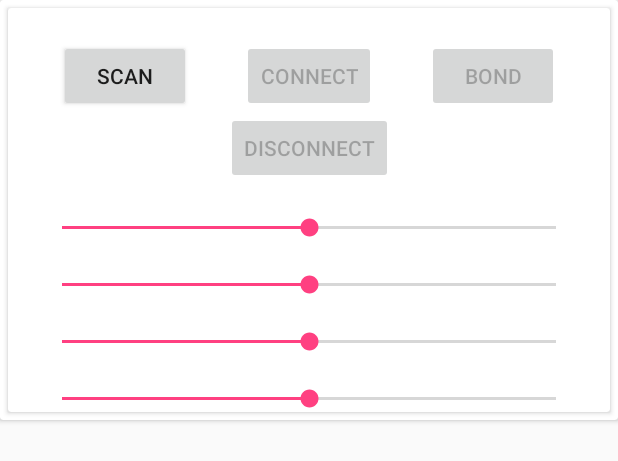
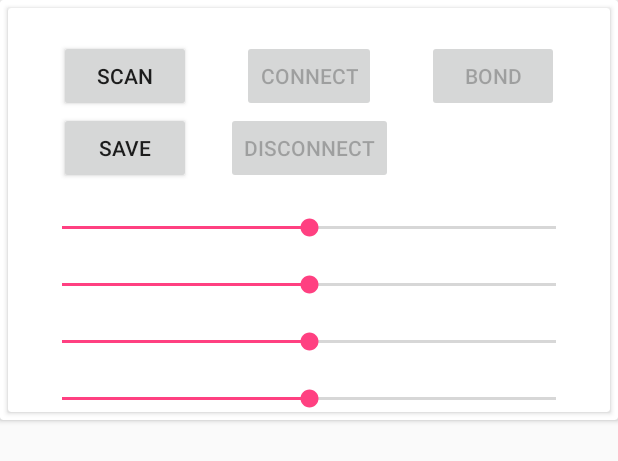
Before and after one commit to kaygenzo/HexProtocols, an Android app: the layout item_adapter_minger.xml on its own in the app's theme, with its tools: preview values and no code run, on a phone screen of 412 x 824 dp. Shown: the top 461 px of the screen. Run offline under Robolectric (Android 15) with nearby library versions, the phone set to English and light mode, and no system bars.

Commit message:
BLE -- Add save device found button to load it quicker at start

```diff
--- a/app/src/main/java/com/telen/ble/blemanagersample/CardViewMingerP50.java
+++ b/app/src/main/java/com/telen/ble/blemanagersample/devices/minger/CardViewMingerP50.java
@@ -1,6 +1,7 @@
-package com.telen.ble.blemanagersample;
+package com.telen.ble.blemanagersample.devices.minger;
 
 import android.content.Context;
+import android.content.SharedPreferences;
 import android.support.v7.widget.CardView;
 import android.util.AttributeSet;
 import android.util.Log;
@@ -10,7 +11,8 @@ import android.widget.SeekBar;
 import android.widget.TextView;
 import android.widget.Toast;
 
-import com.telen.ble.blemanagersample.devices.minger.Minger_P50;
+import com.telen.ble.blemanagersample.Constants;
+import com.telen.ble.blemanagersample.R;
 import com.telen.ble.sdk.model.Device;
 
 import io.reactivex.CompletableObserver;
@@ -31,6 +33,7 @@ public class CardViewMingerP50 extends CardView {
     private Button scan;
     private Button bond;
     private Button disconnect;
+    private Button save;
     private SeekBar redSlide;
     private SeekBar greenSlide;
     private SeekBar blueSlide;
@@ -69,12 +72,30 @@ public class CardViewMingerP50 extends CardView {
         blueSlide = findViewById(R.id.blue);
         luminositySlide = findViewById(R.id.luminosity);
         information = findViewById(R.id.information);
+        save = findViewById(R.id.save);
 
         disconnect.setEnabled(false);
         connect.setEnabled(false);
         bond.setEnabled(false);
 
         minger_p50 = new Minger_P50(context);
+
+        final SharedPreferences prefs = getContext().getSharedPreferences(Constants.PREFS_APPLICATION, 0);
+        String lastDeviceName = prefs.getString(Constants.PREF_NAME, null);
+        String lastMacAddress = prefs.getString(Constants.PREF_MAC, null);
+        if(lastDeviceName != null && lastMacAddress != null) {
+            mDevice = new Device(lastDeviceName, lastMacAddress);
+            deviceReady(mDevice);
+        }
+
+        save.setOnClickListener(view -> {
+            if(mDevice!=null) {
+                SharedPreferences.Editor ed = prefs.edit();
+                ed.putString(Constants.PREF_NAME, mDevice.getName());
+                ed.putString(Constants.PREF_MAC, mDevice.getMacAddress());
+                ed.apply();
+            }
+        });
 
         scan.setOnClickListener(view -> {
             information.setText("");
@@ -89,10 +110,7 @@ public class CardViewMingerP50 extends CardView {
                         @Override
                         public void onSuccess(Device device) {
                             CardViewMingerP50.this.mDevice = device;
-                            information.setText(device.toString());
-                            disconnect.setEnabled(true);
-                            connect.setEnabled(true);
-                            bond.setEnabled(true);
+                            deviceReady(device);
                         }
 
                         @Override
@@ -326,4 +344,11 @@ public class CardViewMingerP50 extends CardView {
             }
         });
     }
+
+    private void deviceReady(Device device) {
+        information.setText(device.toString());
+        disconnect.setEnabled(true);
+        connect.setEnabled(true);
+        bond.setEnabled(true);
+    }
 }
--- a/app/src/main/res/layout/cardview_minger_p50.xml
+++ b/app/src/main/res/layout/cardview_minger_p50.xml
@@ -52,6 +52,15 @@
             app:layout_constraintLeft_toRightOf="@+id/connect"
             app:layout_constraintRight_toRightOf="parent"
             app:layout_constraintTop_toTopOf="@+id/scan"/>
+
+        <Button
+            android:id="@+id/save"
+            android:layout_width="wrap_content"
+            android:layout_height="wrap_content"
+            android:text="@string/button_title_save"
+            app:layout_constraintLeft_toLeftOf="@+id/scan"
+            app:layout_constraintRight_toRightOf="@+id/scan"
+            app:layout_constraintTop_toBottomOf="@+id/scan"/>
 
         <Button
             android:id="@+id/disconnect"
--- a/app/src/main/res/layout/item_adapter_minger.xml
+++ b/app/src/main/res/layout/item_adapter_minger.xml
@@ -1,5 +1,5 @@
 <?xml version="1.0" encoding="utf-8"?>
-<com.telen.ble.blemanagersample.CardViewMingerP50
+<com.telen.ble.blemanagersample.devices.minger.CardViewMingerP50
     xmlns:android="http://schemas.android.com/apk/res/android"
     android:layout_width="match_parent"
     android:layout_height="wrap_content"/>
--- a/app/src/main/res/values/strings.xml
+++ b/app/src/main/res/values/strings.xml
@@ -1,6 +1,7 @@
 <resources>
     <string name="app_name">BLEManagerSample</string>
     <string name="button_title_scan">Scan</string>
+    <string name="button_title_save">Save</string>
     <string name="button_title_connect">Connect</string>
     <string name="button_title_bond">Bond</string>
     <string name="button_title_disconnect">Disconnect</string>
```
Also changed, not shown: app/src/main/java/com/telen/ble/blemanagersample/Constants.java (added, +7 -0 lines), bleProtocolSdk/src/main/java/com/telen/ble/sdk/model/Device.java (+32 -1 lines).
